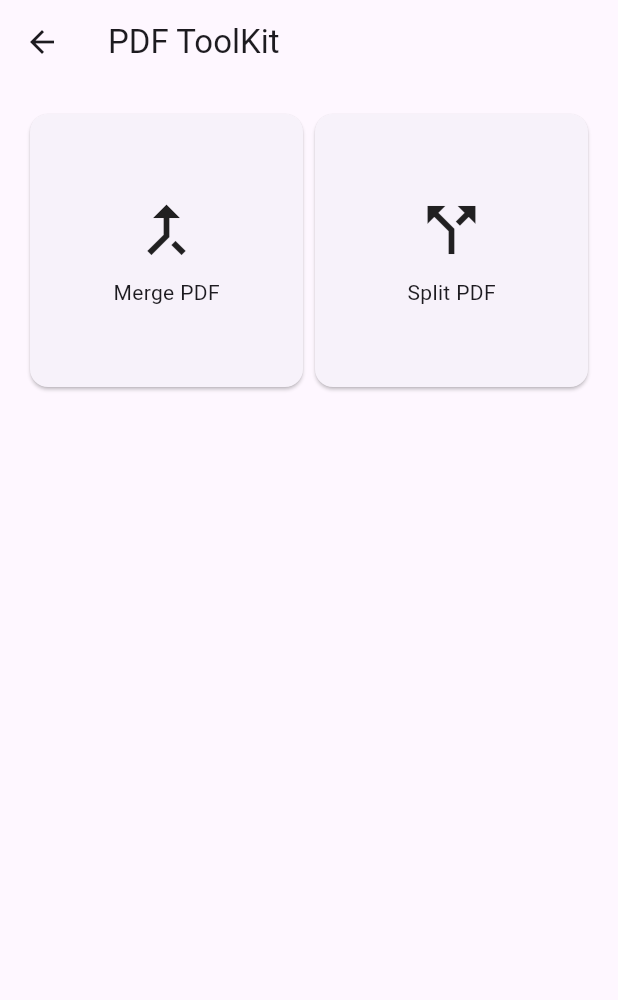
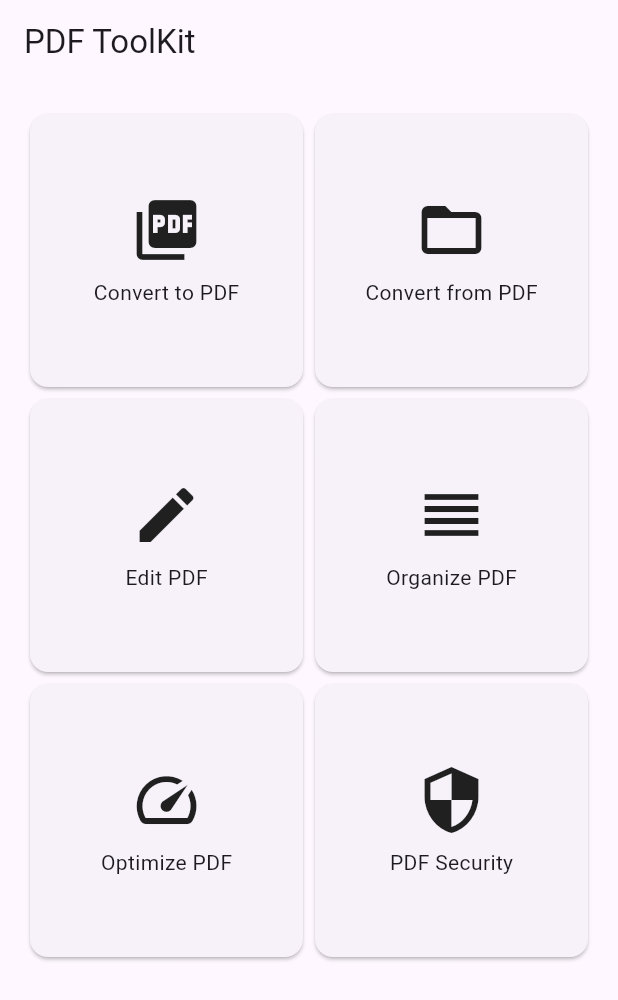
Before and after one commit to dcaayushd/pdftoolkit, a Flutter app: the HomeScreen screen opened directly, on a phone screen of 412 x 824 dp. Shown: the top 1000 px of the screen. Run offline on Flutter 3.47's test engine with Material 3 defaults, Android fonts, the light colour scheme and no system bars.

Commit message:
Home Screen Updated

```diff
--- a/lib/main.dart
+++ b/lib/main.dart
@@ -1,20 +1,21 @@
 import 'package:flutter/material.dart';
+import '../config/theme.dart';
+import '../screens/home_screen.dart';
 
 void main() {
-  runApp(const MainApp());
+  runApp(const PDFToolApp());
 }
 
-class MainApp extends StatelessWidget {
-  const MainApp({super.key});
+class PDFToolApp extends StatelessWidget {
+  const PDFToolApp({super.key});
 
   @override
   Widget build(BuildContext context) {
-    return const MaterialApp(
-      home: Scaffold(
-        body: Center(
-          child: Text('Hello World!'),
-        ),
-      ),
+    return MaterialApp(
+      debugShowCheckedModeBanner: false,
+      title: 'PDF ToolKit',
+      theme: AppTheme.lightTheme,
+      home: const HomeScreen(),
     );
   }
 }
--- a/lib/screens/home_screen.dart
+++ b/lib/screens/home_screen.dart
@@ -1,4 +1,11 @@
 import 'package:flutter/material.dart';
+
+import '../screens/convertfrompdf/convert_from_pdf_screen.dart';
+import '../screens/converttopdf/convert_to_pdf_screen.dart';
+import '../screens/editpdf/edit_pdf_screen.dart';
+import '../screens/optimizepdf/optimize_pdf_screen.dart';
+import '../screens/organizetopdf/organize_pdf_screen.dart';
+import '../screens/pdfsecurity/pdf_security.dart';
 import '../widgets/pdf_option_card.dart';
 
 class HomeScreen extends StatelessWidget {
@@ -15,20 +22,70 @@
         padding: const EdgeInsets.all(16),
         children: [
           PDFOptionCard(
-            title: 'Merge PDF',
-            icon: Icons.merge_type,
+            title: 'Convert to PDF',
+            icon: Icons.picture_as_pdf,
             onTap: () {
-              // Navigate to merge PDF screen
+              Navigator.push(
+                context,
+                MaterialPageRoute(
+                    builder: (context) => const ConvertToPDFScreen()),
+              );
             },
           ),
           PDFOptionCard(
-            title: 'Split PDF',
-            icon: Icons.call_split,
+            title: 'Convert from PDF',
+            icon: Icons.folder_open,
             onTap: () {
-              // Navigate to split PDF screen
+              Navigator.push(
+                context,
+                MaterialPageRoute(
+                    builder: (context) => const ConvertFromPDFScreen()),
+              );
             },
           ),
-          // Add more PDFOptionCard widgets for other features
+          PDFOptionCard(
+            title: 'Edit PDF',
+            icon: Icons.edit,
+            onTap: () {
+              Navigator.push(
+                context,
+                MaterialPageRoute(builder: (context) => const EditPDFScreen()),
+              );
+            },
+          ),
+          PDFOptionCard(
+            title: 'Organize PDF',
+            icon: Icons.reorder,
+            onTap: () {
+              Navigator.push(
+                context,
+                MaterialPageRoute(
+                    builder: (context) => const OrganizePDFScreen()),
+              );
+            },
+          ),
+          PDFOptionCard(
+            title: 'Optimize PDF',
+            icon: Icons.speed,
+            onTap: () {
+              Navigator.push(
+                context,
+                MaterialPageRoute(
+                    builder: (context) => const OptimizePDFScreen()),
+              );
+            },
+          ),
+          PDFOptionCard(
+            title: 'PDF Security',
+            icon: Icons.security,
+            onTap: () {
+              Navigator.push(
+                context,
+                MaterialPageRoute(
+                    builder: (context) => const PDFSecurityScreen()),
+              );
+            },
+          ),
         ],
       ),
     );
```
